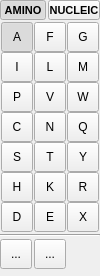
Qt form src/schrodinger/sketcher/ui/monomer_tool_widget.ui (schrodinger/sketcher) before a commit.
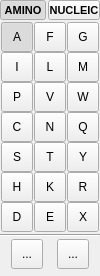
The same form after that commit. Icons and pictures are not drawn. Custom widgets are drawn as their Qt base class.

Commit message: SKETCH-2839: Fixing monomer connection tool icons (#406)

```diff
--- a/src/schrodinger/sketcher/ui/monomer_tool_widget.ui
+++ b/src/schrodinger/sketcher/ui/monomer_tool_widget.ui
@@ -1230,6 +1230,19 @@
    </item>
    <item>
     <layout class="QHBoxLayout" name="horizontalLayout_6">
+     <item>
+      <spacer name="horizontalSpacer_2">
+       <property name="orientation">
+        <enum>Qt::Horizontal</enum>
+       </property>
+       <property name="sizeHint" stdset="0">
+        <size>
+         <width>0</width>
+         <height>0</height>
+        </size>
+       </property>
+      </spacer>
+     </item>
      <item>
       <widget class="QToolButton" name="covalent_or_disulfide_btn">
        <property name="minimumSize">
@@ -1254,6 +1267,12 @@
         <iconset resource="../sketcher.qrc">
          <normaloff>:/icons/monomeric_connection.svg</normaloff>:/icons/monomeric_connection.svg</iconset>
        </property>
+       <property name="iconSize">
+        <size>
+         <width>30</width>
+         <height>32</height>
+        </size>
+       </property>
        <property name="checkable">
         <bool>true</bool>
        </property>
@@ -1262,6 +1281,19 @@
        </attribute>
       </widget>
      </item>
+     <item>
+      <spacer name="horizontalSpacer_3">
+       <property name="orientation">
+        <enum>Qt::Horizontal</enum>
+       </property>
+       <property name="sizeHint" stdset="0">
+        <size>
+         <width>0</width>
+         <height>0</height>
+        </size>
+       </property>
+      </spacer>
+     </item>
      <item>
       <widget class="QToolButton" name="hbond_btn">
        <property name="minimumSize">
@@ -1286,6 +1318,12 @@
         <iconset resource="../sketcher.qrc">
          <normaloff>:/icons/monomeric_hbond.svg</normaloff>:/icons/monomeric_hbond.svg</iconset>
        </property>
+       <property name="iconSize">
+        <size>
+         <width>30</width>
+         <height>32</height>
+        </size>
+       </property>
        <property name="checkable">
         <bool>true</bool>
        </property>
```
The commit also changes 2 other files.
